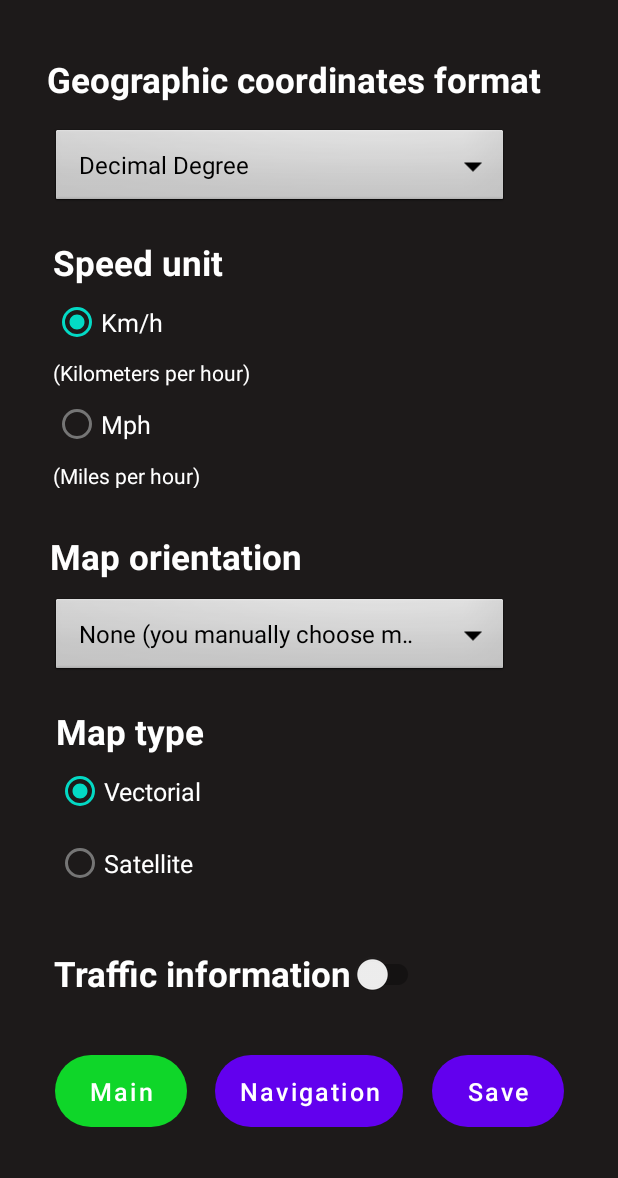
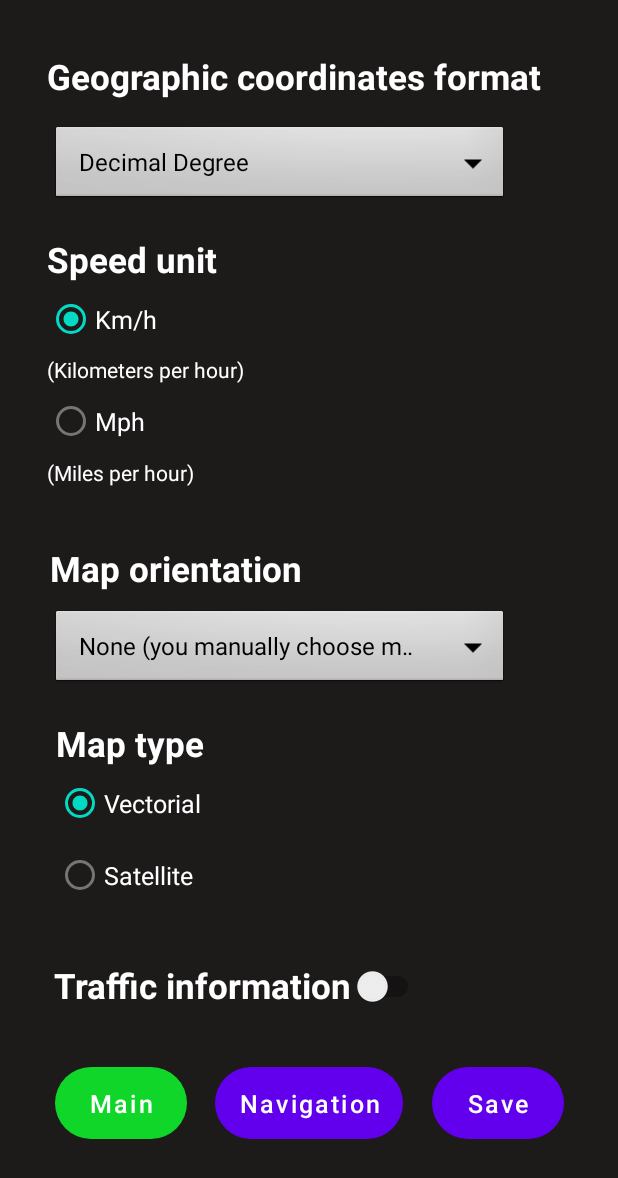
Before and after one commit to Felipanjos/A1compMobile, an Android app: the ConfigActivity screen opened directly, with no data from a screen before it, on a phone screen of 412 x 824 dp. Shown: the top 1178 px of the screen. Run offline under Robolectric (Android 15) with nearby library versions, the phone set to English and light mode, and no system bars.

Commit message:
Label radio corrigido

```diff
--- a/app/src/main/res/layout/activity_config.xml
+++ b/app/src/main/res/layout/activity_config.xml
@@ -45,8 +45,8 @@
 
         <RadioGroup
             android:id="@+id/radioGroupVelocidade"
-            android:layout_width="344dp"
-            android:layout_height="166dp"
+            android:layout_width="352dp"
+            android:layout_height="176dp"
             android:layout_marginVertical="10dp"
             android:layout_marginTop="25dp"
             android:layout_marginBottom="60dp"
```
